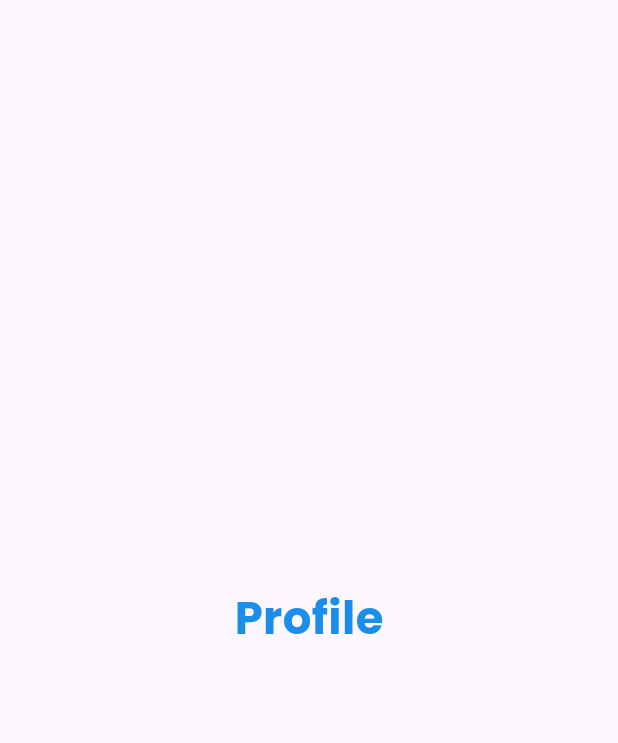
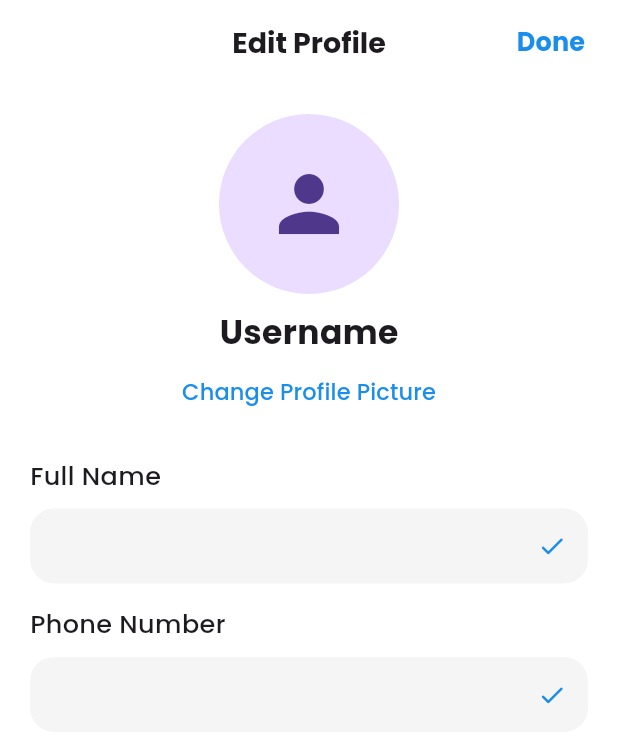
Before and after one commit to AbdelaliDuiche6/cmc_travel_app, a Flutter app: the ProfileStagiaire screen opened directly, on a phone screen of 412 x 824 dp. Shown: the top 743 px of the screen. Run offline on Flutter 3.47's test engine with Material 3 defaults, Android fonts, the phone set to English and light mode, and no system bars; our stand-ins replace flutter_svg, supabase_flutter; accounts and stored records are empty.

Commit message:
Add stagiaire profile screen.

```diff
--- a/lib/pages/stagiaire/screens/profile_stagiaire.dart
+++ b/lib/pages/stagiaire/screens/profile_stagiaire.dart
@@ -1,3 +1,4 @@
+import 'package:cmc_travel_app/constants.dart';
 import 'package:flutter/material.dart';
 
 class ProfileStagiaire extends StatefulWidget {
@@ -10,15 +11,121 @@ class ProfileStagiaire extends StatefulWidget {
 class _ProfileStagiaireState extends State<ProfileStagiaire> {
   @override
   Widget build(BuildContext context) {
-    return const Center(
-      child: Text(
-        'Profile',
-        style: TextStyle(
-          fontSize: 30,
-          fontWeight: FontWeight.bold,
-          color: Color.fromARGB(255, 26, 142, 234),
+    return Scaffold(
+      backgroundColor: Colors.white,
+      appBar: AppBar(
+        backgroundColor: Colors.white,
+        centerTitle: true,
+        elevation: 0.0,
+        title: Text(
+          'Edit Profile',
+          style: TextStyle(fontWeight: FontWeight.bold, fontSize: 19),
+        ),
+        actions: [
+          Padding(
+            padding: const EdgeInsets.only(right: kDefaultPadding / 2),
+            child: TextButton(
+              onPressed: () => {},
+              child: Text(
+                'Done',
+                style: TextStyle(
+                  color: kPrimaryColor,
+                  fontSize: 17,
+                  fontWeight: FontWeight.bold,
+                ),
+              ),
+            ),
+          ),
+        ],
+      ),
+      body: SingleChildScrollView(
+        padding: EdgeInsets.all(kDefaultPadding),
+        child: Column(
+          children: [
+            Row(
+              mainAxisAlignment: MainAxisAlignment.center,
+              children: [
+                CircleAvatar(
+                  radius: 60,
+                  // backgroundImage: AssetImage('assets/images/profile_pic.jpg'),
+                  child: Icon(Icons.person, size: 60),
+                ),
+              ],
+            ),
+            SizedBox(height: 10),
+            Text(
+              'Username',
+              style: TextStyle(fontSize: 22, fontWeight: FontWeight.bold),
+            ),
+            TextButton(
+              onPressed: () => {},
+              child: Text(
+                'Change Profile Picture',
+                style: TextStyle(
+                  color: kPrimaryColor,
+                  fontSize: 15,
+                  fontWeight: FontWeight.w500,
+                ),
+              ),
+            ),
+            SizedBox(height: 20),
+            _infoLabel('Full Name'),
+            _infosField(TextInputType.text, null),
+            SizedBox(height: 15),
+            _infoLabel('Phone Number'),
+            _infosField(
+              TextInputType.number,
+              Text('+212 | ', style: TextStyle(color: Colors.grey)),
+            ),
+          ],
         ),
       ),
     );
   }
+
+  Row _infosField(TextInputType? keyBoard, Widget? prefix) {
+    return Row(
+      children: [
+        Expanded(
+          child: Container(
+            margin: EdgeInsets.only(top: 10),
+            alignment: Alignment.center,
+            height: 50,
+            decoration: BoxDecoration(
+              color: Colors.black12.withAlpha(10),
+              borderRadius: BorderRadius.circular(16.0),
+            ),
+            child: TextField(
+              keyboardType: keyBoard,
+              cursorColor: kPrimaryColor,
+              decoration: InputDecoration(
+                filled: false,
+                focusedBorder: InputBorder.none,
+                border: OutlineInputBorder(borderSide: BorderSide.none),
+                contentPadding: EdgeInsets.only(left: 10, right: 20),
+                constraints: BoxConstraints(maxHeight: 35),
+                prefix: prefix,
+                suffixIcon: Icon(
+                  Icons.check_rounded,
+                  size: 20,
+                  color: kPrimaryColor,
+                ),
+              ),
+            ),
+          ),
+        ),
+      ],
+    );
+  }
+
+  Row _infoLabel(String content) {
+    return Row(
+      children: [
+        Text(
+          content,
+          style: TextStyle(fontSize: 17, fontWeight: FontWeight.w500),
+        ),
+      ],
+    );
+  }
 }
```
